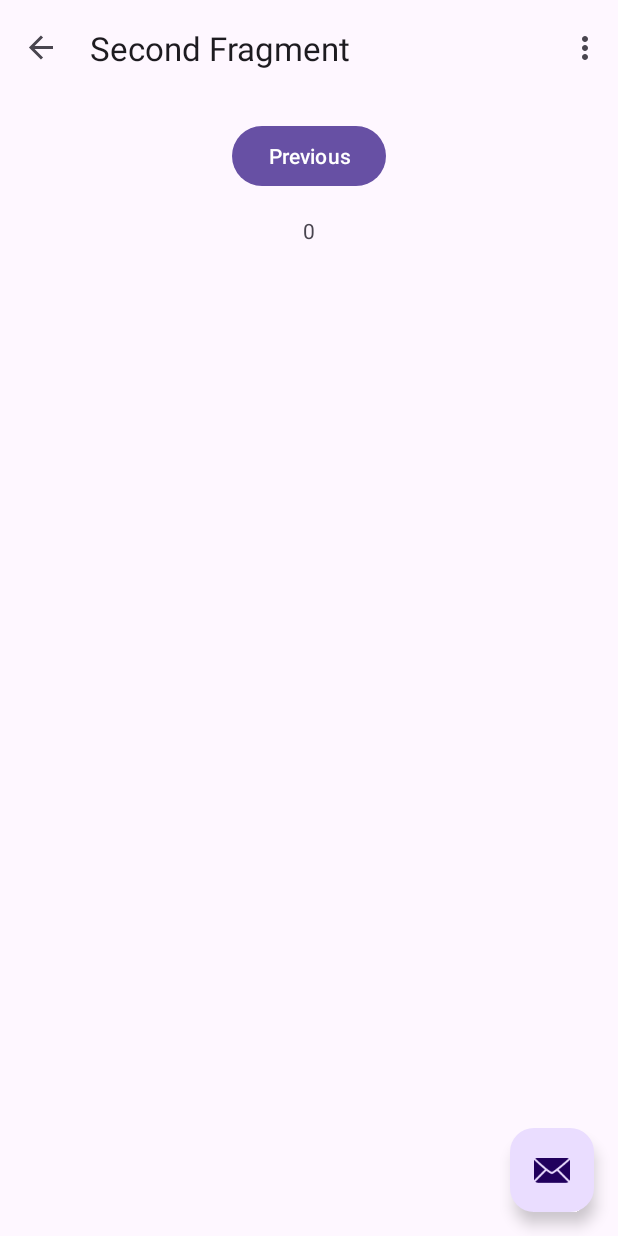
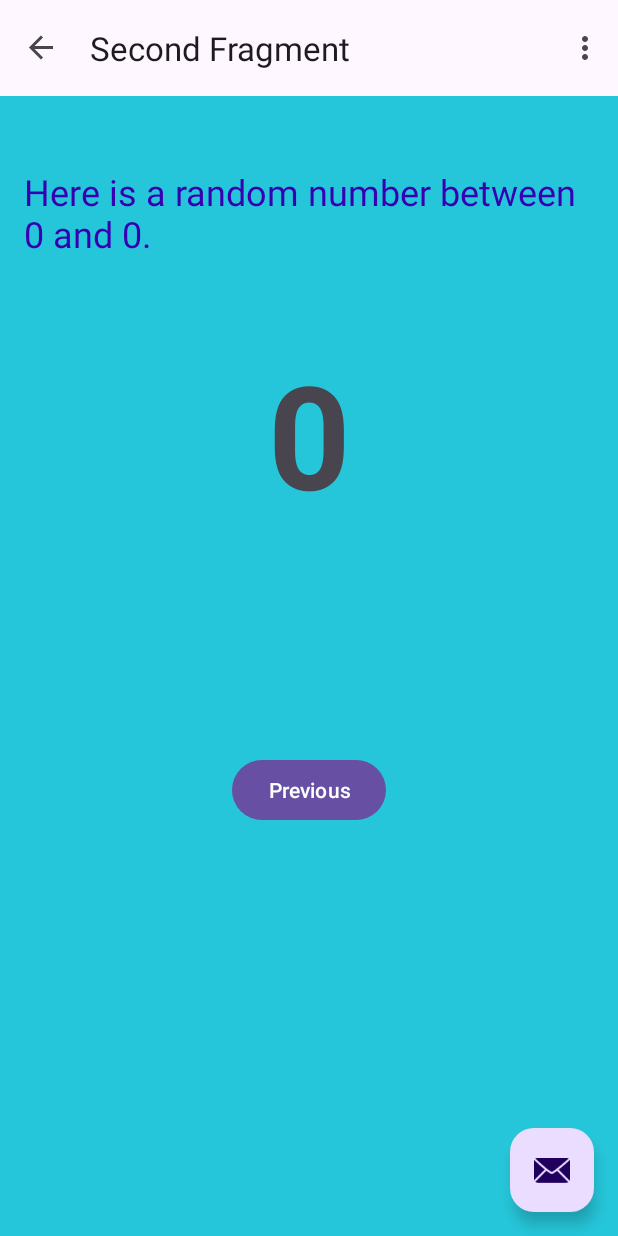
Before and after one commit to wchipman-csupueblo/CIS386_First_Android_App, an Android app: the screen it shows after launch (MainActivity), after a tap on "Random", on a phone screen of 412 x 824 dp. Run offline under Robolectric (Android 15) with nearby library versions, the phone set to English and light mode, and no system bars; our stand-ins replace navigation-ui.

Commit message:
Built second fragment and added safe args. Added constraints to constraintLayout for fragment2

```diff
--- a/app/build.gradle.kts
+++ b/app/build.gradle.kts
@@ -1,6 +1,7 @@
 plugins {
     id("com.android.application")
     id("org.jetbrains.kotlin.android")
+    id("androidx.navigation.safeargs")
 }
 
 android {
--- a/app/src/main/java/com/example/cis386_first_android_app/FirstFragment.kt
+++ b/app/src/main/java/com/example/cis386_first_android_app/FirstFragment.kt
@@ -35,8 +35,13 @@ class FirstFragment : Fragment() {
         super.onViewCreated(view, savedInstanceState)
 
         binding.randomButton.setOnClickListener {
-            findNavController().navigate(R.id.action_FirstFragment_to_SecondFragment)
+            val showCountTextView = view.findViewById<TextView>(R.id.textview_first)
+            val currentCount = showCountTextView.text.toString().toInt()
+
+            val action = FirstFragmentDirections.actionFirstFragmentToSecondFragment(currentCount)
+            findNavController().navigate(action)
         }
+
         binding.toastButton.setOnClickListener {
             val myToast = Toast.makeText(context, getString(R.string.toast_message) , Toast.LENGTH_SHORT)
             myToast.show()
--- a/app/src/main/java/com/example/cis386_first_android_app/SecondFragment.kt
+++ b/app/src/main/java/com/example/cis386_first_android_app/SecondFragment.kt
@@ -5,8 +5,10 @@ import androidx.fragment.app.Fragment
 import android.view.LayoutInflater
 import android.view.View
 import android.view.ViewGroup
+import android.widget.TextView
 import androidx.navigation.fragment.findNavController
 import com.example.cis386_first_android_app.databinding.FragmentSecondBinding
+import androidx.navigation.fragment.navArgs
 
 /**
  * A simple [Fragment] subclass as the second destination in the navigation.
@@ -29,12 +31,24 @@ class SecondFragment : Fragment() {
 
     }
 
+    val args: SecondFragmentArgs by navArgs()
     override fun onViewCreated(view: View, savedInstanceState: Bundle?) {
         super.onViewCreated(view, savedInstanceState)
 
         binding.buttonSecond.setOnClickListener {
             findNavController().navigate(R.id.action_SecondFragment_to_FirstFragment)
         }
+        val count = args.myArg
+        val countText = "Here is a random number between 0 and $count."
+        view.findViewById<TextView>(R.id.textview_header).text = countText
+
+        val random = java.util.Random()
+        var randomNumber = 0
+
+        if (count > 0) {
+            randomNumber = random.nextInt(count + 1)
+        }
+        view.findViewById<TextView>(R.id.textview_random).text = randomNumber.toString()
     }
 
     override fun onDestroyView() {
--- a/app/src/main/res/layout/fragment_second.xml
+++ b/app/src/main/res/layout/fragment_second.xml
@@ -1,35 +1,63 @@
 <?xml version="1.0" encoding="utf-8"?>
-<androidx.core.widget.NestedScrollView xmlns:android="http://schemas.android.com/apk/res/android"
+<androidx.constraintlayout.widget.ConstraintLayout xmlns:android="http://schemas.android.com/apk/res/android"
     xmlns:app="http://schemas.android.com/apk/res-auto"
     xmlns:tools="http://schemas.android.com/tools"
+    android:id="@+id/nestedScrollView"
     android:layout_width="match_parent"
     android:layout_height="match_parent"
+    android:background="@color/screenBackground2"
     tools:context=".SecondFragment">
 
     <androidx.constraintlayout.widget.ConstraintLayout
-        android:layout_width="match_parent"
-        android:layout_height="match_parent"
-        android:padding="16dp">
+        android:id="@+id/constraintLayout"
+        android:layout_width="0dp"
+        android:layout_height="wrap_content"
+        android:background="@color/screenBackground2"
+        android:padding="16dp"
+        app:layout_constraintBottom_toBottomOf="parent"
+        app:layout_constraintEnd_toEndOf="parent"
+        app:layout_constraintHorizontal_bias="0.0"
+        app:layout_constraintStart_toStartOf="parent"
+        app:layout_constraintTop_toTopOf="parent"
+        app:layout_constraintVertical_bias="0.07999998">
 
         <Button
             android:id="@+id/button_second"
             android:layout_width="wrap_content"
             android:layout_height="wrap_content"
+            android:layout_marginTop="400dp"
             android:text="@string/previous"
-            app:layout_constraintBottom_toTopOf="@id/textview_second"
-            app:layout_constraintEnd_toEndOf="parent"
-            app:layout_constraintStart_toStartOf="parent"
-            app:layout_constraintTop_toTopOf="parent" />
-
-        <TextView
-            android:id="@+id/textview_second"
-            android:layout_width="wrap_content"
-            android:layout_height="wrap_content"
-            android:layout_marginTop="16dp"
-            android:text="@string/hello"
             app:layout_constraintBottom_toBottomOf="parent"
             app:layout_constraintEnd_toEndOf="parent"
             app:layout_constraintStart_toStartOf="parent"
-            app:layout_constraintTop_toBottomOf="@id/button_second" />
+            app:layout_constraintTop_toTopOf="parent"
+            app:layout_constraintVertical_bias="0.8" />
+
+
+        <TextView
+            android:id="@+id/textview_random"
+            android:layout_width="wrap_content"
+            android:layout_height="wrap_content"
+            android:text="R"
+            android:textSize="96sp"
+            android:textStyle="bold"
+            app:layout_constraintBottom_toTopOf="@+id/button_second"
+            app:layout_constraintEnd_toEndOf="parent"
+            app:layout_constraintStart_toStartOf="parent"
+            app:layout_constraintTop_toTopOf="parent"
+            app:layout_constraintVertical_bias="0.45" />
+
+        <TextView
+            android:id="@+id/textview_header"
+            android:layout_width="wrap_content"
+            android:layout_height="wrap_content"
+            android:text="@string/random_heading"
+            android:textColor="@color/colorPrimaryDark"
+            android:textSize="24sp"
+            app:layout_constraintBottom_toTopOf="@+id/textview_random"
+            app:layout_constraintEnd_toEndOf="parent"
+            app:layout_constraintStart_toStartOf="parent"
+            app:layout_constraintTop_toTopOf="parent"
+            app:layout_constraintVertical_bias="0.13999999" />
     </androidx.constraintlayout.widget.ConstraintLayout>
-</androidx.core.widget.NestedScrollView>
+</androidx.constraintlayout.widget.ConstraintLayout>
--- a/app/src/main/res/navigation/nav_graph.xml
+++ b/app/src/main/res/navigation/nav_graph.xml
@@ -24,5 +24,8 @@
         <action
             android:id="@+id/action_SecondFragment_to_FirstFragment"
             app:destination="@id/FirstFragment" />
+        <argument
+            android:name="myArg"
+            app:argType="integer" />
     </fragment>
 </navigation>
--- a/app/src/main/res/values/colors.xml
+++ b/app/src/main/res/values/colors.xml
@@ -7,4 +7,5 @@
     <color name="colorAccent">#03DAC5</color>
     <color name="screenBackground">#2196F3</color>
     <color name="buttonBackground">#BBDEFB</color>
+    <color name="screenBackground2">#26C6DA</color>
 </resources>
--- a/app/src/main/res/values/strings.xml
+++ b/app/src/main/res/values/strings.xml
@@ -12,4 +12,5 @@
     <string name="random_button_text">Random</string>
     <string name="count_button_text">Count</string>
     <string name="toast_message">Hello Toasty!</string>
+    <string name="random_heading">Here is a random number between 0 and %d.</string>
 </resources>
--- a/build.gradle.kts
+++ b/build.gradle.kts
@@ -2,4 +2,5 @@
 plugins {
     id("com.android.application") version "8.1.2" apply false
     id("org.jetbrains.kotlin.android") version "1.8.0" apply false
+    id("androidx.navigation.safeargs") version "2.7.3" apply false
 }
```
